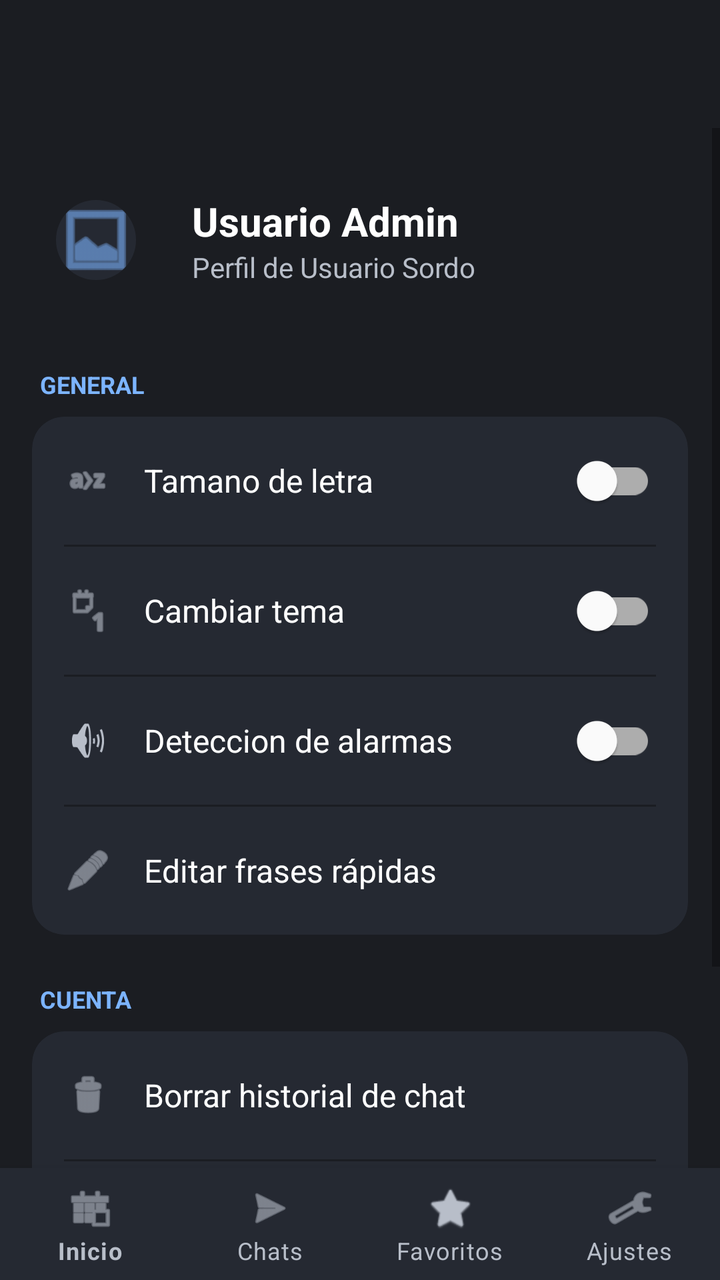
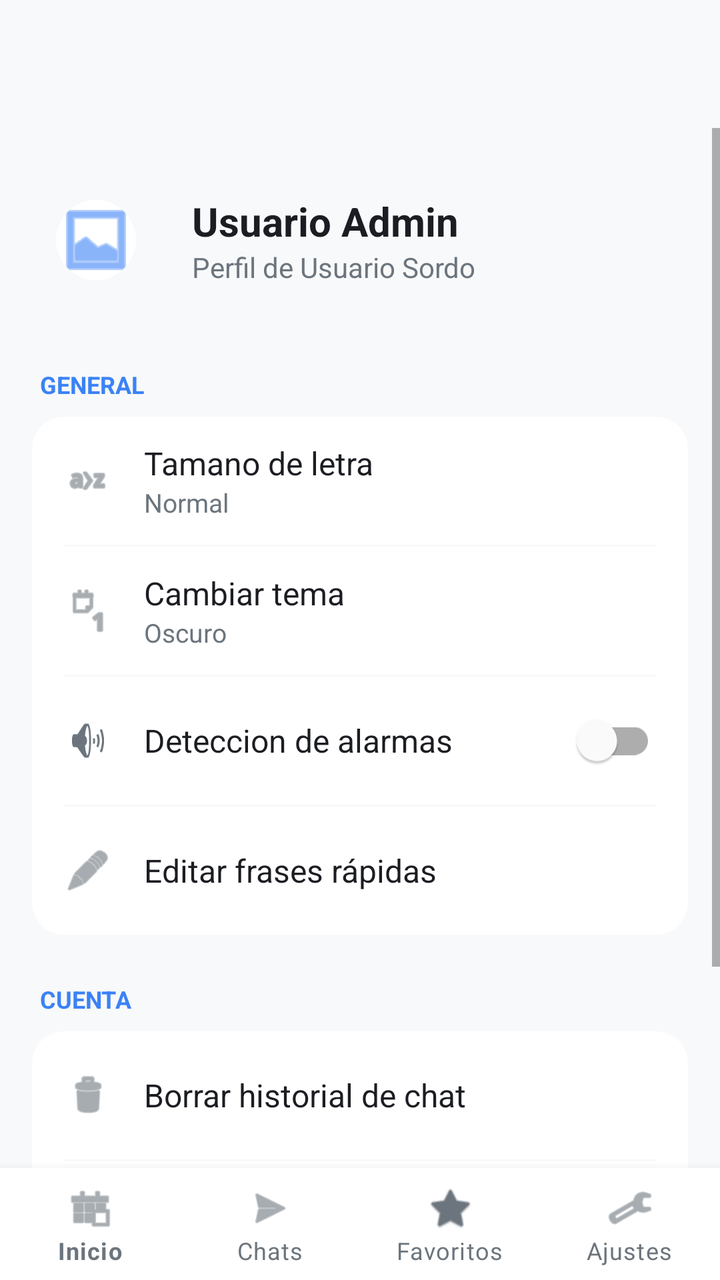

Two renders of the same Android screen: before a commit and after it. Below are the layout's source before the change and the commit's diff.
<!-- AndroidManifest.xml: activity theme Theme.Speak2Read -->
<!-- res/layout/activity_settings.xml -->
<?xml version="1.0" encoding="utf-8"?>
<RelativeLayout xmlns:android="http://schemas.android.com/apk/res/android"
    xmlns:app="http://schemas.android.com/apk/res-auto"
    android:layout_width="match_parent"
    android:layout_height="match_parent"
    android:background="@color/s2r_background">

    <Toolbar
        android:id="@+id/toolbarSettings"
        android:layout_width="match_parent"
        android:layout_height="64dp"
        android:background="@color/s2r_background"
        app:title="@string/settings_title"
        app:titleTextColor="@color/s2r_text_primary" />

    <ScrollView
        android:layout_width="match_parent"
        android:layout_height="match_parent"
        android:layout_below="@id/toolbarSettings"
        android:layout_above="@id/bottom_navigation">

        <LinearLayout
            android:layout_width="match_parent"
            android:layout_height="wrap_content"
            android:orientation="vertical"
            android:padding="16dp">

            
            <LinearLayout
                android:layout_width="match_parent"
                android:layout_height="wrap_content"
                android:orientation="horizontal"
                android:gravity="center_vertical"
                android:layout_marginBottom="32dp"
                android:layout_marginTop="8dp">
                <com.google.android.material.imageview.ShapeableImageView
                    android:layout_width="64dp"
                    android:layout_height="64dp"
                    android:src="@android:drawable/ic_menu_gallery"
                    app:shapeAppearanceOverlay="@style/CircleImage"
                    android:background="@color/s2r_surface"
                    android:padding="12dp"
                    app:tint="@color/s2r_accent"/>
                <LinearLayout
                    android:layout_width="wrap_content"
                    android:layout_height="wrap_content"
                    android:orientation="vertical"
                    android:layout_marginStart="16dp">
                    <TextView
                        android:id="@+id/tvUserName"
                        android:layout_width="wrap_content"
                        android:layout_height="wrap_content"
                        android:text="Usuario Admin"
                        android:textColor="@color/s2r_text_primary"
                        android:textSize="20sp"
                        android:textStyle="bold"/>
                    <TextView
                        android:layout_width="wrap_content"
                        android:layout_height="wrap_content"
                        android:text="Perfil de Usuario Sordo"
                        android:textColor="@color/s2r_text_secondary"
                        android:textSize="14sp"/>
                </LinearLayout>
            </LinearLayout>

            
            <TextView
                android:layout_width="wrap_content"
                android:layout_height="wrap_content"
                android:text="@string/settings_category_general"
                android:textColor="@color/s2r_accent"
                android:textSize="12sp"
                android:textStyle="bold"
                android:textAllCaps="true"
                android:layout_marginBottom="8dp"
                android:layout_marginStart="4dp"/>

            <com.google.android.material.card.MaterialCardView
                android:layout_width="match_parent"
                android:layout_height="wrap_content"
                app:cardBackgroundColor="@color/s2r_surface"
                app:cardCornerRadius="16dp"
                app:cardElevation="0dp"
                android:layout_marginBottom="24dp">

                <LinearLayout
                    android:layout_width="match_parent"
                    android:layout_height="wrap_content"
                    android:orientation="vertical">

                    
                    <LinearLayout
                        android:layout_width="match_parent"
                        android:layout_height="64dp"
                        android:gravity="center_vertical"
                        android:paddingHorizontal="16dp">
                        <ImageView
                            android:layout_width="24dp"
                            android:layout_height="24dp"
                            android:src="@android:drawable/ic_menu_sort_alphabetically"
                            app:tint="@color/s2r_text_secondary"/>
                        <TextView
                            android:layout_width="0dp"
                            android:layout_height="wrap_content"
                            android:layout_weight="1"
                            android:layout_marginStart="16dp"
                            android:text="@string/switch_tamano_letra"
                            android:textColor="@color/s2r_text_primary"
                            android:textSize="16sp" />
                        <com.google.android.material.switchmaterial.SwitchMaterial
                            android:id="@+id/swFontSize"
                            android:layout_width="wrap_content"
                            android:layout_height="wrap_content" />
                    </LinearLayout>

                    <View android:layout_width="match_parent" android:layout_height="1dp" android:background="@color/s2r_background" android:layout_marginHorizontal="16dp"/>

                    
                    <LinearLayout
                        android:layout_width="match_parent"
                        android:layout_height="64dp"
                        android:gravity="center_vertical"
                        android:paddingHorizontal="16dp">
                        <ImageView
                            android:layout_width="24dp"
                            android:layout_height="24dp"
                            android:src="@android:drawable/ic_menu_day"
                            app:tint="@color/s2r_text_secondary"/>
                        <TextView
                            android:layout_width="0dp"
                            android:layout_height="wrap_content"
                            android:layout_weight="1"
                            android:layout_marginStart="16dp"
                            android:text="@string/switch_cambiar_tema"
                            android:textColor="@color/s2r_text_primary"
                            android:textSize="16sp" />
                        <com.google.android.material.switchmaterial.SwitchMaterial
                            android:id="@+id/swTheme"
                            android:layout_width="wrap_content"
                            android:layout_height="wrap_content" />
                    </LinearLayout>

                    <View android:layout_width="match_parent" android:layout_height="1dp" android:background="@color/s2r_background" android:layout_marginHorizontal="16dp"/>

                    
                    <LinearLayout
                        android:layout_width="match_parent"
                        android:layout_height="64dp"
                        android:gravity="center_vertical"
                        android:paddingHorizontal="16dp">
                        <ImageView
                            android:layout_width="24dp"
                            android:layout_height="24dp"
                            android:src="@android:drawable/ic_lock_silent_mode_off"
                            app:tint="@color/s2r_text_secondary"/>
                        <TextView
                            android:layout_width="0dp"
                            android:layout_height="wrap_content"
                            android:layout_weight="1"
                            android:layout_marginStart="16dp"
                            android:text="@string/switch_deteccion_alarmas"
                            android:textColor="@color/s2r_text_primary"
                            android:textSize="16sp" />
                        <com.google.android.material.switchmaterial.SwitchMaterial
                            android:id="@+id/swAlarmDetection"
                            android:layout_width="wrap_content"
                            android:layout_height="wrap_content" />
                    </LinearLayout>

                    <View android:layout_width="match_parent" android:layout_height="1dp" android:background="@color/s2r_background" android:layout_marginHorizontal="16dp"/>

                    
                    <LinearLayout
                        android:id="@+id/btnCustomRepliesLayout"
                        android:layout_width="match_parent"
                        android:layout_height="64dp"
                        android:gravity="center_vertical"
                        android:paddingHorizontal="16dp"
                        android:clickable="true"
                        android:focusable="true"
                        android:background="?attr/selectableItemBackground">
                        <ImageView
                            android:layout_width="24dp"
                            android:layout_height="24dp"
                            android:src="@android:drawable/ic_menu_edit"
                            app:tint="@color/s2r_text_secondary"/>
                        <TextView
                            android:layout_width="match_parent"
                            android:layout_height="wrap_content"
                            android:layout_marginStart="16dp"
                            android:text="Editar frases rápidas"
                            android:textColor="@color/s2r_text_primary"
                            android:textSize="16sp" />
                    </LinearLayout>
                </LinearLayout>
            </com.google.android.material.card.MaterialCardView>

            
            <TextView
                android:layout_width="wrap_content"
                android:layout_height="wrap_content"
                android:text="@string/settings_category_account"
                android:textColor="@color/s2r_accent"
                android:textSize="12sp"
                android:textStyle="bold"
                android:textAllCaps="true"
                android:layout_marginBottom="8dp"
                android:layout_marginStart="4dp"/>

            <com.google.android.material.card.MaterialCardView
                android:layout_width="match_parent"
                android:layout_height="wrap_content"
                app:cardBackgroundColor="@color/s2r_surface"
                app:cardCornerRadius="16dp"
                app:cardElevation="0dp"
                android:layout_marginBottom="24dp">

                <LinearLayout
                    android:layout_width="match_parent"
                    android:layout_height="wrap_content"
                    android:orientation="vertical">

                    
                    <LinearLayout
                        android:id="@+id/btnClearHistoryLayout"
                        android:layout_width="match_parent"
                        android:layout_height="64dp"
                        android:gravity="center_vertical"
                        android:paddingHorizontal="16dp"
                        android:clickable="true"
                        android:focusable="true"
                        android:background="?attr/selectableItemBackground">
                        <ImageView
                            android:layout_width="24dp"
                            android:layout_height="24dp"
                            android:src="@android:drawable/ic_menu_delete"
                            app:tint="@color/s2r_text_secondary"/>
                        <TextView
                            android:layout_width="match_parent"
                            android:layout_height="wrap_content"
                            android:layout_marginStart="16dp"
                            android:text="@string/settings_clear_history"
                            android:textColor="@color/s2r_text_primary"
                            android:textSize="16sp" />
                    </LinearLayout>

                    <View android:layout_width="match_parent" android:layout_height="1dp" android:background="@color/s2r_background" android:layout_marginHorizontal="16dp"/>

                    
                    <LinearLayout
                        android:id="@+id/btnLogoutLayout"
                        android:layout_width="match_parent"
                        android:layout_height="64dp"
                        android:gravity="center_vertical"
                        android:paddingHorizontal="16dp"
                        android:clickable="true"
                        android:focusable="true"
                        android:background="?attr/selectableItemBackground">
                        <ImageView
                            android:layout_width="24dp"
                            android:layout_height="24dp"
                            android:src="@android:drawable/ic_lock_power_off"
                            app:tint="@color/s2r_alert"/>
                        <TextView
                            android:layout_width="match_parent"
                            android:layout_height="wrap_content"
                            android:layout_marginStart="16dp"
                            android:text="@string/settings_logout_btn"
                            android:textColor="@color/s2r_alert"
                            android:textSize="16sp"
                            android:textStyle="bold" />
                    </LinearLayout>
                </LinearLayout>
            </com.google.android.material.card.MaterialCardView>

            
            <TextView
                android:layout_width="match_parent"
                android:layout_height="wrap_content"
                android:gravity="center"
                android:text="@string/settings_app_version"
                android:textColor="@color/s2r_text_secondary"
                android:textSize="12sp"
                android:layout_marginTop="8dp"/>

        </LinearLayout>
    </ScrollView>

    <com.google.android.material.bottomnavigation.BottomNavigationView
        android:id="@+id/bottom_navigation"
        android:layout_width="match_parent"
        android:layout_height="wrap_content"
        android:layout_alignParentBottom="true"
        android:background="@color/s2r_surface"
        app:itemIconTint="@color/s2r_text_secondary"
        app:itemTextColor="@color/s2r_text_secondary"
        app:labelVisibilityMode="labeled"
        app:menu="@menu/bottom_nav_menu" />

</RelativeLayout>
<!-- resources referenced by this layout -->
<resources>
  <color name="s2r_accent">#7CB4FF</color>
  <color name="s2r_alert">#FF5252</color>
  <color name="s2r_background">#1B1D22</color>
  <color name="s2r_surface">#252932</color>
  <color name="s2r_text_primary">#FFFFFF</color>
  <color name="s2r_text_secondary">#B8BEC9</color>
  <string name="settings_app_version">Versión 1.0.4 - Pro</string>
  <string name="settings_category_account">Cuenta</string>
  <string name="settings_category_general">General</string>
  <string name="settings_clear_history">Borrar historial de chat</string>
  <string name="settings_logout_btn">Cerrar Sesión</string>
  <string name="settings_title">Configuracion</string>
  <string name="switch_cambiar_tema">Cambiar tema</string>
  <string name="switch_deteccion_alarmas">Deteccion de alarmas</string>
  <string name="switch_tamano_letra">Tamano de letra</string>
  <style name="CircleImage">
          <item name="cornerSize">50%</item>
      </style>
  <style name="Theme.Speak2Read" parent="Theme.MaterialComponents.DayNight.NoActionBar">
          <item name="colorPrimary">@color/s2r_bubble_usuario</item>
          <item name="colorPrimaryVariant">@color/s2r_bubble_usuario</item>
          <item name="colorOnPrimary">@color/white</item>
          <item name="android:windowBackground">@color/s2r_background</item>
          <item name="android:colorBackground">@color/s2r_background</item>
          <item name="android:textColorPrimary">@color/s2r_text_primary</item>
          <item name="android:textColor">@color/s2r_text_primary</item>
      </style>
  <color name="s2r_bubble_usuario">#4F8CFF</color>
  <color name="white">#FFFFFFFF</color>
</resources>

<!-- the commit's change to res/layout/activity_settings.xml (unified diff, before → after) -->
@@ -40,7 +40,8 @@
                     app:shapeAppearanceOverlay="@style/CircleImage"
                     android:background="@color/s2r_surface"
                     android:padding="12dp"
-                    app:tint="@color/s2r_accent"/>
+                    app:tint="@color/s2r_accent"
+                    android:contentDescription="Perfil"/>
                 <LinearLayout
                     android:layout_width="wrap_content"
                     android:layout_height="wrap_content"
@@ -90,6 +91,86 @@
 
                     
                     <LinearLayout
+                        android:id="@+id/btnFontSizeLayout"
+                        android:layout_width="match_parent"
+                        android:layout_height="64dp"
+                        android:gravity="center_vertical"
+                        android:paddingHorizontal="16dp"
+                        android:clickable="true"
+                        android:focusable="true"
+                        android:background="?attr/selectableItemBackground">
+                        <ImageView
+                            android:layout_width="24dp"
+                            android:layout_height="24dp"
+                            android:src="@android:drawable/ic_menu_sort_alphabetically"
+                            app:tint="@color/s2r_text_secondary"
+                            android:contentDescription="Fuente"/>
+                        <LinearLayout
+                            android:layout_width="0dp"
+                            android:layout_height="wrap_content"
+                            android:layout_weight="1"
+                            android:orientation="vertical"
+                            android:layout_marginStart="16dp">
+                            <TextView
+                                android:layout_width="wrap_content"
+                                android:layout_height="wrap_content"
+                                android:text="@string/switch_tamano_letra"
+                                android:textColor="@color/s2r_text_primary"
+                                android:textSize="16sp" />
+                            <TextView
+                                android:id="@+id/tvFontSizeStatus"
+                                android:layout_width="wrap_content"
+                                android:layout_height="wrap_content"
+                                android:text="Normal"
+                                android:textColor="@color/s2r_text_secondary"
+                                android:textSize="13sp" />
+                        </LinearLayout>
+                    </LinearLayout>
+
+                    <View android:layout_width="match_parent" android:layout_height="1dp" android:background="@color/s2r_background" android:layout_marginHorizontal="16dp"/>
+
+                    
+                    <LinearLayout
+                        android:id="@+id/btnThemeLayout"
+                        android:layout_width="match_parent"
+                        android:layout_height="64dp"
+                        android:gravity="center_vertical"
+                        android:paddingHorizontal="16dp"
+                        android:clickable="true"
+                        android:focusable="true"
+                        android:background="?attr/selectableItemBackground">
+                        <ImageView
+                            android:layout_width="24dp"
+                            android:layout_height="24dp"
+                            android:src="@android:drawable/ic_menu_day"
+                            app:tint="@color/s2r_text_secondary"
+                            android:contentDescription="Tema"/>
+                        <LinearLayout
+                            android:layout_width="0dp"
+                            android:layout_height="wrap_content"
+                            android:layout_weight="1"
+                            android:orientation="vertical"
+                            android:layout_marginStart="16dp">
+                            <TextView
+                                android:layout_width="wrap_content"
+                                android:layout_height="wrap_content"
+                                android:text="@string/switch_cambiar_tema"
+                                android:textColor="@color/s2r_text_primary"
+                                android:textSize="16sp" />
+                            <TextView
+                                android:id="@+id/tvThemeStatus"
+                                android:layout_width="wrap_content"
+                                android:layout_height="wrap_content"
+                                android:text="Oscuro"
+                                android:textColor="@color/s2r_text_secondary"
+                                android:textSize="13sp" />
+                        </LinearLayout>
+                    </LinearLayout>
+
+                    <View android:layout_width="match_parent" android:layout_height="1dp" android:background="@color/s2r_background" android:layout_marginHorizontal="16dp"/>
+
+                    
+                    <LinearLayout
                         android:layout_width="match_parent"
                         android:layout_height="64dp"
                         android:gravity="center_vertical"
@@ -97,62 +178,9 @@
                         <ImageView
                             android:layout_width="24dp"
                             android:layout_height="24dp"
-                            android:src="@android:drawable/ic_menu_sort_alphabetically"
-                            app:tint="@color/s2r_text_secondary"/>
-                        <TextView
-                            android:layout_width="0dp"
-                            android:layout_height="wrap_content"
-                            android:layout_weight="1"
-                            android:layout_marginStart="16dp"
-                            android:text="@string/switch_tamano_letra"
-                            android:textColor="@color/s2r_text_primary"
-                            android:textSize="16sp" />
-                        <com.google.android.material.switchmaterial.SwitchMaterial
-                            android:id="@+id/swFontSize"
-                            android:layout_width="wrap_content"
-                            android:layout_height="wrap_content" />
-                    </LinearLayout>
-
-                    <View android:layout_width="match_parent" android:layout_height="1dp" android:background="@color/s2r_background" android:layout_marginHorizontal="16dp"/>
-
-                    
-                    <LinearLayout
-                        android:layout_width="match_parent"
-                        android:layout_height="64dp"
-                        android:gravity="center_vertical"
-                        android:paddingHorizontal="16dp">
-                        <ImageView
-                            android:layout_width="24dp"
-                            android:layout_height="24dp"
-                            android:src="@android:drawable/ic_menu_day"
-                            app:tint="@color/s2r_text_secondary"/>
-                        <TextView
-                            android:layout_width="0dp"
-                            android:layout_height="wrap_content"
-                            android:layout_weight="1"
-                            android:layout_marginStart="16dp"
-                            android:text="@string/switch_cambiar_tema"
-                            android:textColor="@color/s2r_text_primary"
-                            android:textSize="16sp" />
-                        <com.google.android.material.switchmaterial.SwitchMaterial
-                            android:id="@+id/swTheme"
-                            android:layout_width="wrap_content"
-                            android:layout_height="wrap_content" />
-                    </LinearLayout>
-
-                    <View android:layout_width="match_parent" android:layout_height="1dp" android:background="@color/s2r_background" android:layout_marginHorizontal="16dp"/>
-
-                    
-                    <LinearLayout
-                        android:layout_width="match_parent"
-                        android:layout_height="64dp"
-                        android:gravity="center_vertical"
-                        android:paddingHorizontal="16dp">
-                        <ImageView
-                            android:layout_width="24dp"
-                            android:layout_height="24dp"
                             android:src="@android:drawable/ic_lock_silent_mode_off"
-                            app:tint="@color/s2r_text_secondary"/>
+                            app:tint="@color/s2r_text_secondary"
+                            android:contentDescription="Alarmas"/>
                         <TextView
                             android:layout_width="0dp"
                             android:layout_height="wrap_content"
@@ -183,7 +211,8 @@
                             android:layout_width="24dp"
                             android:layout_height="24dp"
                             android:src="@android:drawable/ic_menu_edit"
-                            app:tint="@color/s2r_text_secondary"/>
+                            app:tint="@color/s2r_text_secondary"
+                            android:contentDescription="Editar"/>
                         <TextView
                             android:layout_width="match_parent"
                             android:layout_height="wrap_content"
@@ -234,7 +263,8 @@
                             android:layout_width="24dp"
                             android:layout_height="24dp"
                             android:src="@android:drawable/ic_menu_delete"
-                            app:tint="@color/s2r_text_secondary"/>
+                            app:tint="@color/s2r_text_secondary"
+                            android:contentDescription="Borrar"/>
                         <TextView
                             android:layout_width="match_parent"
                             android:layout_height="wrap_content"
@@ -260,7 +290,8 @@
                             android:layout_width="24dp"
                             android:layout_height="24dp"
                             android:src="@android:drawable/ic_lock_power_off"
-                            app:tint="@color/s2r_alert"/>
+                            app:tint="@color/s2r_alert"
+                            android:contentDescription="Salir"/>
                         <TextView
                             android:layout_width="match_parent"
                             android:layout_height="wrap_content"
<!-- resource entries referenced after the edit -->
@@ -1,11 +1,11 @@
 <!-- resources referenced by this layout -->
 <resources>
-  <color name="s2r_accent">#7CB4FF</color>
-  <color name="s2r_alert">#FF5252</color>
-  <color name="s2r_background">#1B1D22</color>
-  <color name="s2r_surface">#252932</color>
-  <color name="s2r_text_primary">#FFFFFF</color>
-  <color name="s2r_text_secondary">#B8BEC9</color>
+  <color name="s2r_accent">#3B82F6</color>
+  <color name="s2r_alert">#D32F2F</color>
+  <color name="s2r_background">#F8F9FA</color>
+  <color name="s2r_surface">#FFFFFF</color>
+  <color name="s2r_text_primary">#1B1D22</color>
+  <color name="s2r_text_secondary">#6C757D</color>
   <string name="settings_app_version">Versión 1.0.4 - Pro</string>
   <string name="settings_category_account">Cuenta</string>
   <string name="settings_category_general">General</string>
@@ -27,7 +27,7 @@
           <item name="android:textColorPrimary">@color/s2r_text_primary</item>
           <item name="android:textColor">@color/s2r_text_primary</item>
       </style>
-  <color name="s2r_bubble_usuario">#4F8CFF</color>
+  <color name="s2r_bubble_usuario">#2563EB</color>
   <color name="white">#FFFFFFFF</color>
 </resources>
 
